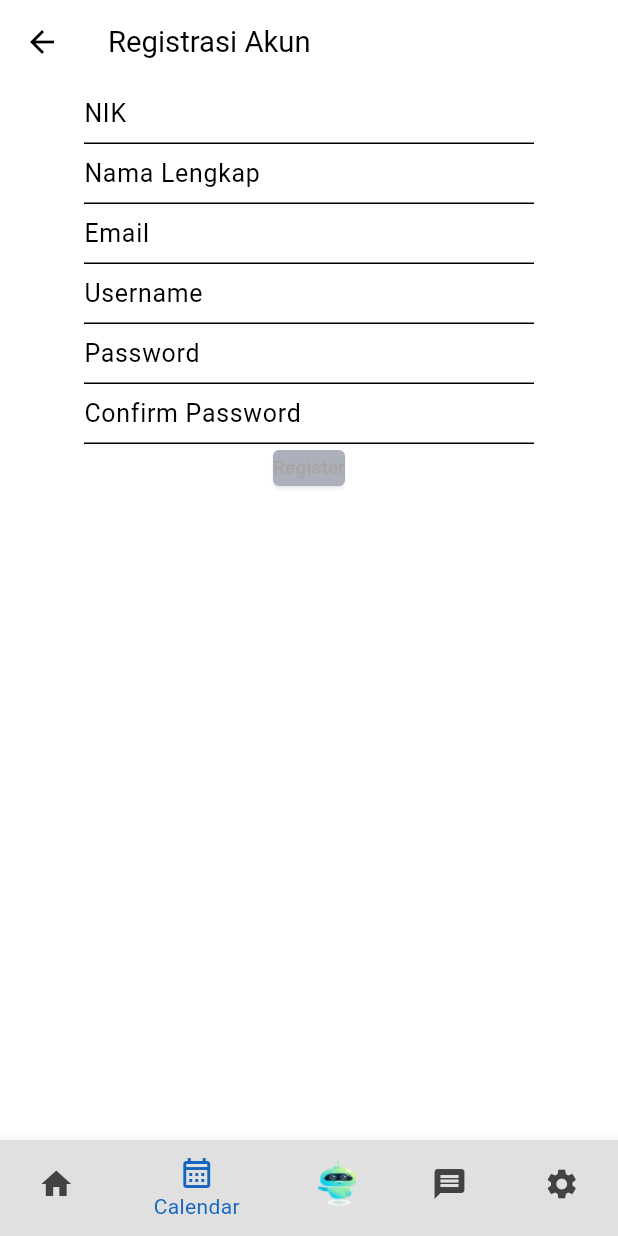
After one commit to AffraAdiWirawan/differdentapp, a Flutter app: the Register screen opened directly, item 2 of the bottom bar chosen, after a tap on "Register", on a phone screen of 412 x 824 dp. The commit adds this screen. Run offline on Flutter 3.47's test engine with Material 3 defaults, Android fonts, the phone set to English and light mode, and no system bars; our stand-ins replace flutter_carousel_widget, get, table_calendar; Roboto replaces fonts that are missing (Cabin, Poppins, SF Pro Text).

Commit message:
add screen

```diff
--- a/lib/pages/beranda_main.dart
+++ b/lib/pages/beranda_main.dart
@@ -82,7 +82,7 @@ class BerandaMainPage extends State<BerandaMain> {
             padding: const EdgeInsets.symmetric(vertical: 20.0),
             child: Row(
               mainAxisAlignment: MainAxisAlignment.center,
-              verticalDirection: VerticalDirection.down,
+              verticalDirection: VerticalDirection.up,
               children: [
                 GestureDetector(
                   onTap: () {
--- /dev/null
+++ b/lib/pages/forgetpass.dart
@@ -0,0 +1,15 @@
+import 'package:flutter/material.dart';
+import 'package:pkm_mobile/pages/component/bottomnavbar%20.dart';
+
+// ignore: camel_case_types
+class forgetpassword extends StatelessWidget {
+  const forgetpassword({super.key});
+
+  @override
+  Widget build(BuildContext context) {
+    return Scaffold(
+      appBar: AppBar(title: const Text('Forget Password'), automaticallyImplyLeading: false,),
+      body: const Center(child: Text('Halaman Forget Password')),
+    );
+  }
+}
--- a/lib/pages/login_page.dart
+++ b/lib/pages/login_page.dart
@@ -1,6 +1,8 @@
 import 'package:flutter/material.dart';
 import 'package:get/get.dart';
 import 'package:pkm_mobile/pages/beranda_main.dart';
+import 'package:pkm_mobile/pages/forgetpass.dart';
+import 'package:pkm_mobile/pages/register.dart';
 import 'package:pkm_mobile/utils/app_export.dart';
 
 class LoginPage extends StatefulWidget {
@@ -78,8 +80,7 @@ class _LoginPageState extends State<LoginPage> {
                     ),
                     GestureDetector(
                       onTap: () {
-                        // Implementasi lupa password di sini
-                        print('Forget Password tapped');
+                        Get.to(forgetpassword());
                       },
                       child: Container(
                         alignment: Alignment.centerLeft,
@@ -106,19 +107,22 @@ class _LoginPageState extends State<LoginPage> {
                     ),
                     Container(
                       alignment: Alignment.centerLeft,
-                      child: RichText(
-                        text: TextSpan(
+                      child: Row(
                           children: [
-                            TextSpan(
-                              text: 'Tidak punya akun? ',
+                            Text(
+                              'Tidak punya akun? ',
                               style: CustomTextStyles.bodyMediumBlack900
                             ),
-                            TextSpan(
-                              text: "Daftar Sekarang",
-                              style: CustomTextStyles.bodyLargeSansationCyan400
+                            GestureDetector(
+                              onTap: () {
+                                Get.to(Register());
+                              },
+                              child: Text (
+                                "Daftar Sekarang",
+                                style: CustomTextStyles.bodyLargeSansationCyan400
+                              ),
                             )
                           ]
-                        ),
                       ),
                     ),
                     SizedBox(
--- /dev/null
+++ b/lib/pages/register.dart
@@ -0,0 +1,121 @@
+import 'package:flutter/material.dart';
+import 'package:get/get.dart';
+import 'package:pkm_mobile/pages/component/bottomnavbar%20.dart';
+import 'package:pkm_mobile/pages/login_page.dart';
+import 'package:pkm_mobile/pages/pengingat.dart';
+import 'package:table_calendar/table_calendar.dart';
+
+class Register extends StatelessWidget {
+  @override
+  Widget build(BuildContext context) {
+    return Scaffold(
+      appBar: AppBar(title: const Text('Registrasi Akun')),
+      body: Align(
+        alignment: Alignment.topCenter,
+        child: SingleChildScrollView(
+          child: SizedBox (
+            width: 300,
+            child: Form(
+                child: Column(
+                  mainAxisAlignment: MainAxisAlignment.start,
+                  children: [
+                    SizedBox(
+                      height: 40,
+                      child: TextFormField(
+                        decoration: const InputDecoration(labelText: 'NIK'),
+                        validator: (value) {
+                          if (value == null || value.isEmpty) {
+                            return 'Masukan Nomor atau Email';
+                          }
+                          return null;
+                        },
+                        onSaved: (value) {
+                        },
+                      ),
+                    ),
+                    SizedBox(
+                      height: 40,
+                      child: TextFormField(
+                        decoration: const InputDecoration(labelText: 'Nama Lengkap'),
+                        validator: (value) {
+                          if (value == null || value.isEmpty) {
+                            return 'Masukan Nomor atau Email';
+                          }
+                          return null;
+                        },
+                        onSaved: (value) {
+                        },
+                      ),
+                    ),
+                    SizedBox(
+                      height: 40,
+                      child: TextFormField(
+                        decoration: const InputDecoration(labelText: 'Email'),
+                        validator: (value) {
+                          if (value == null || value.isEmpty) {
+                            return 'Masukan Nomor atau Email';
+                          }
+                          return null;
+                        },
+                        onSaved: (value) {
+                        },
+                      ),
+                    ),
+                    SizedBox(
+                      height: 40,
+                      child: TextFormField(
+                        decoration: const InputDecoration(labelText: 'Username'),
+                        validator: (value) {
+                          if (value == null || value.isEmpty) {
+                            return 'Masukan Nomor atau Email';
+                          }
+                          return null;
+                        },
+                        onSaved: (value) {
+                        },
+                      ),
+                    ),
+                    SizedBox(
+                      height: 40,
+                      child: TextFormField(
+                        decoration: const InputDecoration(labelText: 'Password'),
+                        validator: (value) {
+                          if (value == null || value.isEmpty) {
+                            return 'Masukan Nomor atau Email';
+                          }
+                          return null;
+                        },
+                        onSaved: (value) {
+                        },
+                      ),
+                    ),
+                    SizedBox(
+                      height: 40,
+                      child: TextFormField(
+                        decoration: const InputDecoration(labelText: 'Confirm Password'),
+                        validator: (value) {
+                          if (value == null || value.isEmpty) {
+                            return 'Masukan Nomor atau Email';
+                          }
+                          return null;
+                        },
+                        onSaved: (value) {
+                        },
+                      ),
+                    ),
+                    ElevatedButton(
+                      onPressed: () {
+                        Get.to(const LoginPage());
+                      },
+                      child: const Text('Register'),
+                    ),
+                  ],
+                ),
+              )
+          )
+        ),
+      ),
+      bottomNavigationBar: BottomNavBar(),
+    );
+  }
+}
```
